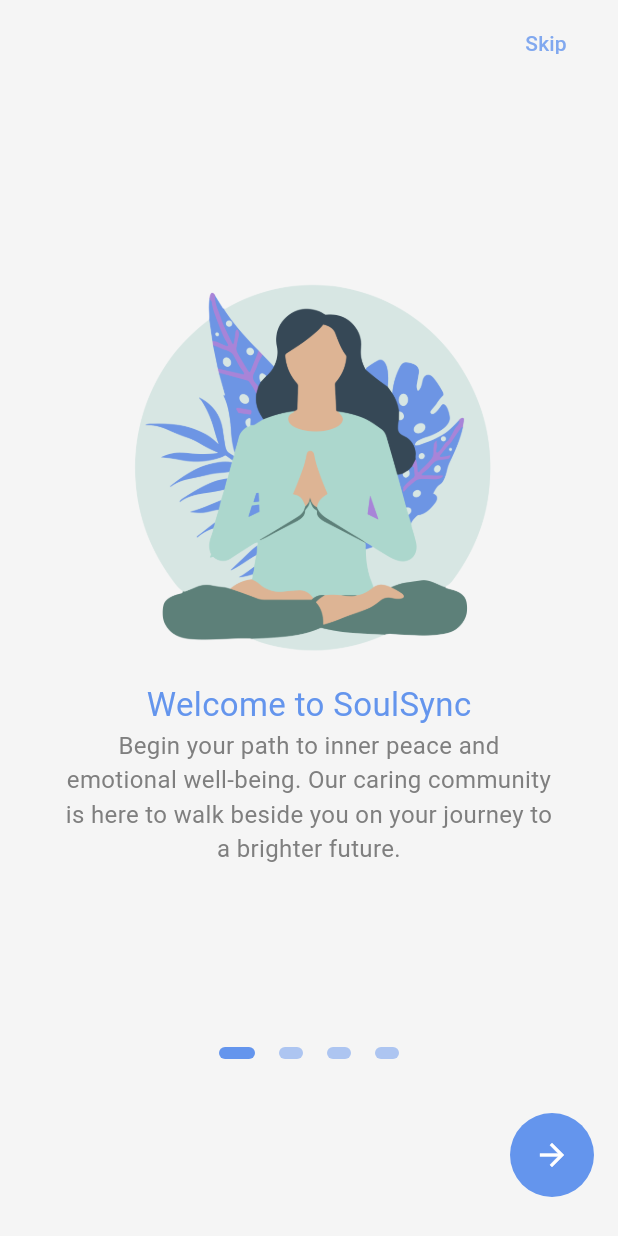
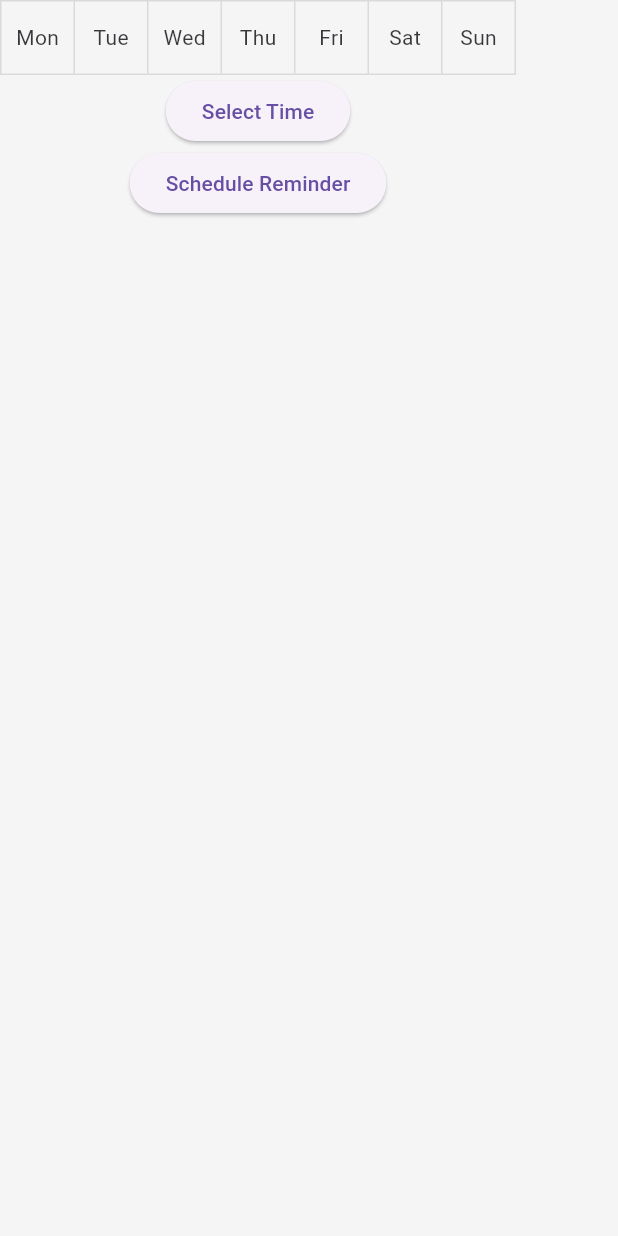
Before and after one commit to yassmeensamy/Graduation_Project, a Flutter app: the screen it shows after launch, on a phone screen of 412 x 824 dp. Run offline on Flutter 3.47's test engine with Material 3 defaults, Android fonts, the light colour scheme and no system bars; drawn by our look-alikes of flutter_onboarding_slider, oktoast; our stand-ins replace audio_video_progress_bar, audioplayers, awesome_notifications, bloc, flutter_bloc, font_awesome_flutter and 8 more; missing offline and left inert: just_the_tooltip, spotify, youtube_explode_dart; accounts and stored records are empty; statements that could not run were skipped.

Commit message:
FinishNotification

```diff
--- /dev/null
+++ b/des/lib/NotificationServices.dart
@@ -0,0 +1,68 @@
+import 'dart:math';
+
+import 'package:awesome_notifications/awesome_notifications.dart';
+import 'package:des/Schedule.dart';
+import 'package:flutter/material.dart';
+class NotificationServices
+{
+  static Future<void> initializeNotification() async {
+    await AwesomeNotifications().initialize(
+      null,   // و هتبقي ايكون فلاتر
+      [
+        NotificationChannel(
+          channelKey: 'flutter_schedule_app_channel',
+          channelName: 'Flutter Schedule App Channel',
+          channelDescription:
+              'This channel is resposible for showing Flutter Schedule App notifications.',
+          importance: NotificationImportance.Max,
+          defaultPrivacy: NotificationPrivacy.Public,
+          defaultRingtoneType: DefaultRingtoneType.Alarm,
+          defaultColor: Colors.transparent,
+          locked: true,
+          enableVibration: true,
+          playSound: true,
+        ),
+      ],
+    );
+  }
+   static void cancelAllNotifications() {
+  AwesomeNotifications().cancelAll();
+}
+
+  static Future<void> scheduleNotification(Schedule schedule,) async {
+    Random random = Random();
+    await AwesomeNotifications().createNotification(
+      content: NotificationContent(
+        id: random.nextInt(1000000) + 1,
+        channelKey: 'flutter_schedule_app_channel',
+        title: "Reminder",
+        body: schedule.details,
+        category: NotificationCategory.Alarm,
+        notificationLayout: NotificationLayout.BigText,
+        locked: true,
+        wakeUpScreen: true,
+        autoDismissible: false,
+        fullScreenIntent: true,
+        backgroundColor: Colors.transparent,
+      ),
+      schedule: NotificationCalendar(
+        minute: schedule.time.minute,
+        hour: schedule.time.hour,
+        day: schedule.time.day,
+        weekday: schedule.time.weekday,
+        month: schedule.time.month,
+        year: schedule.time.year,
+        preciseAlarm: true,
+        allowWhileIdle: true,
+        timeZone: await AwesomeNotifications().getLocalTimeZoneIdentifier(),
+      ),
+      actionButtons: [
+        NotificationActionButton(
+          key: "Close",
+          label: "Close Reminder",
+          autoDismissible: true,
+        ),
+      ],
+    );
+  }
+}
--- /dev/null
+++ b/des/lib/Schedule.dart
@@ -0,0 +1,7 @@
+class Schedule
+{
+  String details;
+  DateTime time;
+
+  Schedule({required this.details, required this.time});
+}
--- a/des/lib/main.dart
+++ b/des/lib/main.dart
@@ -1,6 +1,9 @@
 import 'dart:convert';
+import 'package:awesome_notifications/awesome_notifications.dart';
 import 'package:des/Components/loader.dart';
 import 'package:des/Models/user.dart';
+import 'package:des/NotificationServices.dart';
+import 'package:des/Schedule.dart';
 import 'package:des/Screens/Temp.dart';
 import 'package:des/cubit/cubit/Test/answer_cubit.dart';
 import 'package:flutter_bloc/flutter_bloc.dart';
@@ -24,8 +27,20 @@ import 'cubit/cubit/slider_cubit.dart';
 import 'cubit/mood_card_cubit.dart';
 import 'screens/Onboarding.dart';
 
-void main() {
-  WidgetsFlutterBinding.ensureInitialized();
+Future<void> main() async
+{
+  WidgetsFlutterBinding.ensureInitialized(); //done
+  await AwesomeNotifications().isNotificationAllowed().then   //يطلب الاذن انه يعمل
+  (
+
+    (isAllowed)
+    {
+      if (!isAllowed) {
+        AwesomeNotifications().requestPermissionToSendNotifications();
+      }
+    },
+  );
+  await NotificationServices.initializeNotification();
   runApp(
     MultiBlocProvider(
       providers: [
@@ -61,6 +76,93 @@ logout() async {
   await prefs.remove('refreshToken');
   googleLogout();
 }
+
+class MeditationReminder extends StatefulWidget {
+  @override
+  _MeditationReminderState createState() => _MeditationReminderState();
+}
+
+class _MeditationReminderState extends State<MeditationReminder> {
+  List<bool> _selectedDays = List.generate(7, (index) => false);
+  TimeOfDay _selectedTime = TimeOfDay.now();
+
+  @override
+  Widget build(BuildContext context) {
+    return Column(
+      children: [
+        // واجهة اختيار الأيام
+        ToggleButtons(
+          children: [
+            Text('Mon'),
+            Text('Tue'),
+            Text('Wed'),
+            Text('Thu'),
+            Text('Fri'),
+            Text('Sat'),
+            Text('Sun'),
+          ],
+          isSelected: _selectedDays,
+          onPressed: (index) {
+            setState(() {
+              _selectedDays[index] = !_selectedDays[index];
+            });
+          },
+        ),
+        // واجهة اختيار الوقت
+        ElevatedButton(
+          onPressed: () async {
+            TimeOfDay? pickedTime = await showTimePicker(
+              context: context,
+              initialTime: _selectedTime,
+            );
+            if (pickedTime != null) {
+              setState(() {
+                _selectedTime = pickedTime;
+              });
+            }
+          },
+          child: Text('Select Time'),
+        ),
+        ElevatedButton(
+          onPressed: () {
+            scheduleMeditationReminders();
+             //NotificationServices.cancelAllNotifications();
+          },
+          child: Text('Schedule Reminder'),
+        ),
+      ],
+    );
+  }
+
+  void scheduleMeditationReminders() {
+    DateTime now = DateTime.now();
+    for (int i = 0; i < _selectedDays.length; i++) {
+      if (_selectedDays[i]) {
+        DateTime scheduledTime = DateTime(
+          now.year,
+          now.month,
+          now.day,
+          _selectedTime.hour,
+          _selectedTime.minute,
+        ).add(Duration(days: i - now.weekday + 1));
+        if (scheduledTime.isBefore(now))
+        {
+          scheduledTime = scheduledTime.add(Duration(days: 7));
+        }
+        NotificationServices.scheduleNotification(
+          Schedule(
+            details: "Meditation Reminder",
+            time: scheduledTime,
+          )
+        );
+      }
+    }
+  }
+}
+
+
+
+
 
 class MainNavigatorState extends State<MainNavigator> {
   String? accessToken;
@@ -153,6 +255,9 @@ class MainNavigatorState extends State<MainNavigator> {
     }
   }
 
+
+
+
   Widget _buildMaterialApp(Widget homeWidget) {
     return ChangeNotifierProvider.value(
       value: userProvider,
@@ -161,7 +266,8 @@ class MainNavigatorState extends State<MainNavigator> {
           debugShowCheckedModeBanner: false,
           home: Scaffold(
             backgroundColor: constants.pageColor,
-            body: homeWidget,
+            body: MeditationReminder(),
+            //homeWidget,
           ),
         ),
       ),
--- a/des/pubspec.yaml
+++ b/des/pubspec.yaml
@@ -67,7 +67,7 @@ dependencies:
   percent_indicator: ^4.2.3
   syncfusion_flutter_charts: ^19.1.55
   intl: ^0.17.0
-
+  awesome_notifications: ^0.7.1
 dev_dependencies:
   flutter_test:
     sdk: flutter
```
Also changed, not shown: des/pubspec.lock, 7 other files.
